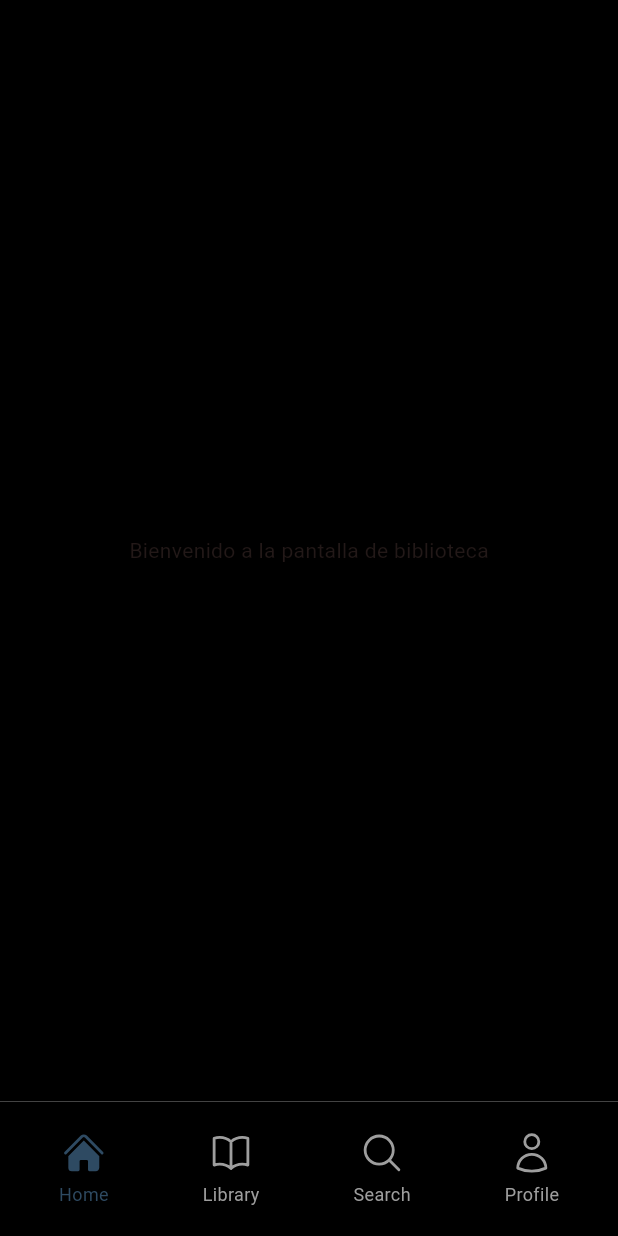
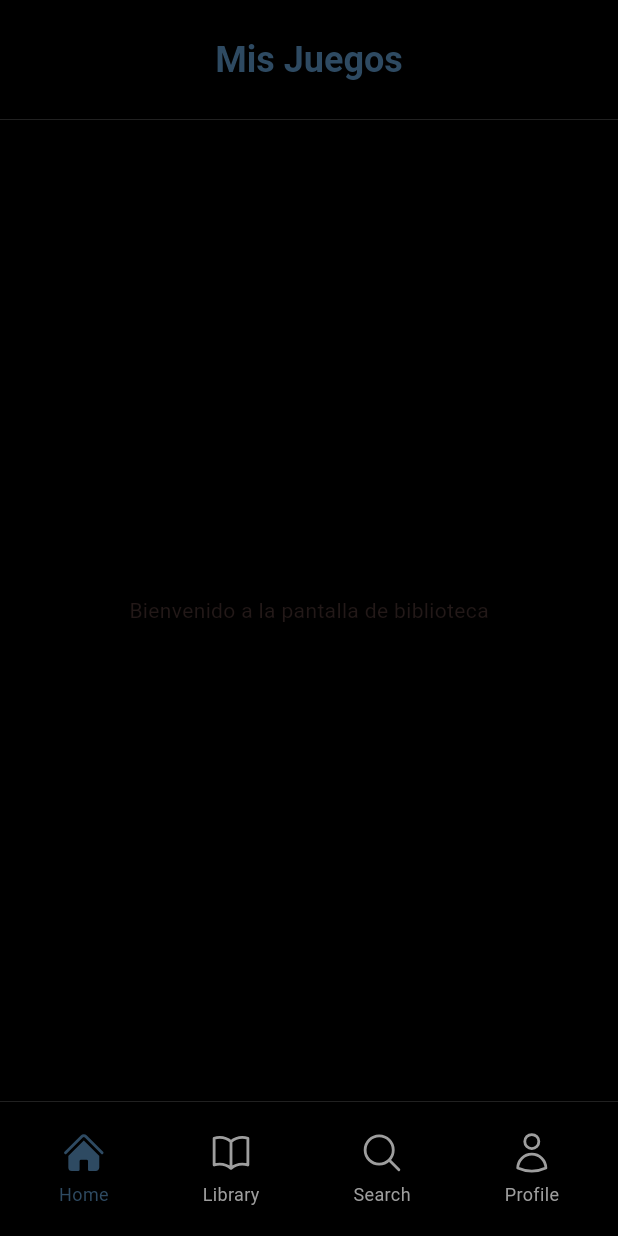
Before and after one commit to JoaquinRouge/Proyecto-TP3, a Flutter app: the LibraryScreen screen opened by its route, on a phone screen of 412 x 824 dp. Run offline on Flutter 3.47's test engine with Material 3 defaults, Android fonts, the light colour scheme and no system bars; our stand-ins replace flutter_riverpod, go_router, heroicons.

Commit message:
Agregado de appBar customizable segun la vista

```diff
--- /dev/null
+++ b/lib/core/components/appBar.dart
@@ -0,0 +1,30 @@
+import 'package:flutter/material.dart';
+
+class CustomAppBar extends StatelessWidget implements PreferredSizeWidget {
+  final String title;
+
+  const CustomAppBar({super.key, required this.title});
+
+  @override
+  Size get preferredSize => const Size.fromHeight(80);
+
+  @override
+  Widget build(BuildContext context) {
+    return AppBar(
+      title: Text(
+        title,
+        style: TextStyle(
+          fontSize: 24,
+          fontWeight: FontWeight.bold,
+          color: Theme.of(context).colorScheme.primary,
+        ),
+      ),
+      backgroundColor: Colors.black,
+      toolbarHeight: 80,
+      shape: Border(
+        bottom: BorderSide(color: Colors.grey.shade300, width: 0.1),
+      ),
+      centerTitle: true,
+    );
+  }
+}
--- a/lib/core/components/bottomBar.dart
+++ b/lib/core/components/bottomBar.dart
@@ -19,7 +19,7 @@ class CustomBottomBar extends ConsumerWidget {
       height: 90,
       decoration: BoxDecoration(
         border: Border(
-          top: BorderSide(color: Colors.grey.shade300, width: 0.2),
+          top: BorderSide(color: Colors.grey.shade300, width: 0.1),
         ),
       ),
       child: Padding(
--- a/lib/presentation/screens/home_screen.dart
+++ b/lib/presentation/screens/home_screen.dart
@@ -1,4 +1,5 @@
 import 'package:flutter/material.dart';
+import 'package:proyecto_tp3/core/components/appBar.dart';
 import 'package:proyecto_tp3/core/components/bottomBar.dart';
 
 class HomeScreen extends StatelessWidget {
@@ -7,6 +8,7 @@ class HomeScreen extends StatelessWidget {
   @override
   Widget build(BuildContext context) {
     return const Scaffold(
+      appBar: CustomAppBar(title: "Home"),
       body: Center(
         child: Text('Bienvenido a la pantalla de inicio'),
       ),
--- a/lib/presentation/screens/library_screen.dart
+++ b/lib/presentation/screens/library_screen.dart
@@ -1,4 +1,5 @@
 import 'package:flutter/material.dart';
+import 'package:proyecto_tp3/core/components/appBar.dart';
 import 'package:proyecto_tp3/core/components/bottomBar.dart';
 
 class LibraryScreen extends StatelessWidget {
@@ -6,7 +7,8 @@ class LibraryScreen extends StatelessWidget {
 
   @override
   Widget build(BuildContext context) {
-    return const Scaffold(
+    return Scaffold(
+      appBar: CustomAppBar(title: "Mis Juegos"),
       body: Center(
         child: Text('Bienvenido a la pantalla de biblioteca'),
       ),
--- a/lib/presentation/screens/profile_screen.dart
+++ b/lib/presentation/screens/profile_screen.dart
@@ -1,4 +1,5 @@
 import 'package:flutter/material.dart';
+import 'package:proyecto_tp3/core/components/appBar.dart';
 import 'package:proyecto_tp3/core/components/bottomBar.dart';
 
 class ProfileScreen extends StatelessWidget {
@@ -7,6 +8,7 @@ class ProfileScreen extends StatelessWidget {
   @override
   Widget build(BuildContext context) {
     return const Scaffold(
+      appBar: CustomAppBar(title: "Profile"),
       body: Center(
         child: Text('Bienvenido a la pantalla de perfil'),
       ),
--- a/lib/presentation/screens/search_screen.dart
+++ b/lib/presentation/screens/search_screen.dart
@@ -1,4 +1,5 @@
 import 'package:flutter/material.dart';
+import 'package:proyecto_tp3/core/components/appBar.dart';
 import 'package:proyecto_tp3/core/components/bottomBar.dart';
 
 class SearchScreen extends StatelessWidget {
@@ -7,6 +8,7 @@ class SearchScreen extends StatelessWidget {
   @override
   Widget build(BuildContext context) {
     return const Scaffold(
+      appBar: CustomAppBar(title: "Search Games"),
       body: Center(
         child: Text('Bienvenido a la pantalla de búsqueda'),
       ),
```
